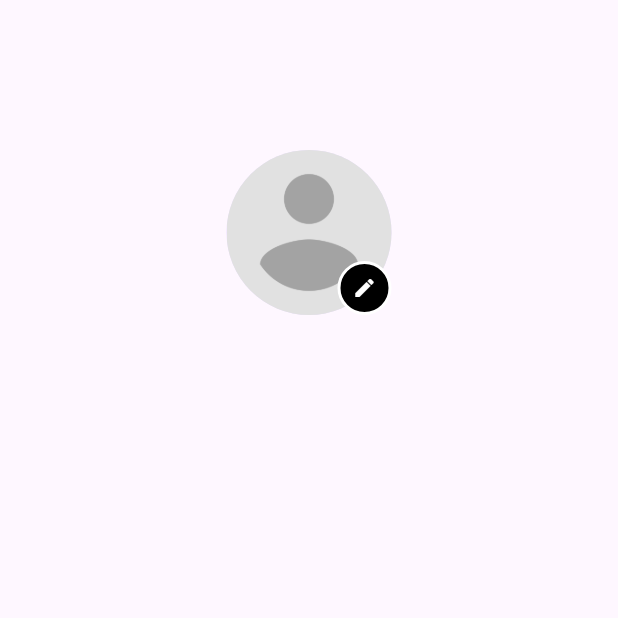
After one commit to MohamedHisham22/UniShare, a Flutter app: the UpdateProfile screen opened by its route, after a tap on the "edit" icon, on a phone screen of 412 x 824 dp, the top half of it. The commit adds this screen. Run offline on Flutter 3.47's test engine with Material 3 defaults, Android fonts, the phone set to English and light mode, and no system bars; drawn by our look-alikes of modal_progress_hud_nsn; our stand-ins replace bloc, carousel_slider, cloud_firestore, connectivity_plus, dio, firebase_auth and 7 more; accounts and stored records are empty.

Commit message:
now user can upload his profile picture to database

```diff
--- a/lib/helpers/dio_helper.dart
+++ b/lib/helpers/dio_helper.dart
@@ -6,7 +6,7 @@ class DioHelper {
 
   DioHelper._();
 
-  static inint() {
+  static init() {
     _dio = Dio(
       BaseOptions(baseUrl: kUrl, receiveTimeout: const Duration(seconds: 60)),
     );
@@ -99,4 +99,17 @@ class DioHelper {
     );
     return response;
   }
+
+  //-------------------PutForm-----------------------//
+
+  static Future<Response> putFormData({
+    required String path,
+    required dynamic body,
+  }) async {
+    return await _dio.put(
+      path,
+      data: body,
+      options: Options(headers: {"Content-Type": "multipart/form-data"}),
+    );
+  }
 }
--- a/lib/screens/home_view/cubit/home_cubit_cubit.dart
+++ /dev/null
@@ -1,24 +0,0 @@
-import 'dart:io';
-
-import 'package:bloc/bloc.dart';
-import 'package:image_picker/image_picker.dart';
-import 'package:meta/meta.dart';
-
-part 'home_cubit_state.dart';
-
-class HomeCubit extends Cubit<HomeCubitState> {
-  HomeCubit() : super(HomeCubitInitial());
-
-  File? selectedImage;
-  void getImageFromGallery() async {
-    final ImagePicker picker = ImagePicker();
-
-    final XFile? imageGallery = await picker.pickImage(
-      source: ImageSource.gallery,
-    );
-    if (imageGallery != null) {
-      selectedImage = File(imageGallery.path);
-      emit(ImagePicked());
-    }
-  }
-}
--- a/lib/screens/home_view/cubit/home_cubit_state.dart
+++ /dev/null
@@ -1,8 +0,0 @@
-part of 'home_cubit_cubit.dart';
-
-@immutable
-sealed class HomeCubitState {}
-
-final class HomeCubitInitial extends HomeCubitState {}
-
-class ImagePicked extends HomeCubitState {}
--- /dev/null
+++ b/lib/screens/update_profile/cubit/update_profile_cubit.dart
@@ -0,0 +1,61 @@
+import 'dart:io';
+import 'package:bloc/bloc.dart';
+import 'package:dio/dio.dart';
+import 'package:image_picker/image_picker.dart';
+import 'package:meta/meta.dart';
+import 'package:unishare/helpers/dio_helper.dart';
+import 'package:unishare/screens/update_profile/models/upload_image_model.dart';
+
+part 'update_profile_state.dart';
+
+class UpdateProfileCubit extends Cubit<UpdateProfileState> {
+  UpdateProfileCubit() : super(UpdateProfileInitial());
+
+  File? selectedImage;
+  bool? isImageChanged = false;
+  UploadImage uploadImage = UploadImage();
+
+  void updateProfilePicture() async {
+    final ImagePicker picker = ImagePicker();
+
+    final XFile? imageGallery = await picker.pickImage(
+      source: ImageSource.gallery,
+    );
+    if (imageGallery != null) {
+      selectedImage = File(imageGallery.path);
+      isImageChanged = true;
+    } else {
+      isImageChanged = false;
+    }
+
+    emit(ImagePicked());
+  }
+
+  void cancelUpdatingProfilePicture() {
+    isImageChanged = false;
+    selectedImage = null;
+    emit(ProfilePicUpdateCanceled());
+  }
+
+  void submitingProfilePictureChangesToDataBase(File profileImage) async {
+    emit(Loading());
+    try {
+      FormData formData = FormData.fromMap({
+        'ProfileImage': await MultipartFile.fromFile(profileImage.path),
+      });
+      final response = await DioHelper.putFormData(
+        path: 'users/1test',
+        body: formData,
+      );
+      uploadImage = UploadImage.fromJson(response.data);
+      if (response.statusCode == 200) {
+        emit(UpdatingImageSuccess());
+        isImageChanged = false;
+      } else {
+        emit(UpdatingImageFailed());
+      }
+    } catch (e) {
+      emit(UpdatingImageFailed());
+    }
+  }
+}
--- /dev/null
+++ b/lib/screens/update_profile/cubit/update_profile_state.dart
@@ -0,0 +1,20 @@
+part of 'update_profile_cubit.dart';
+
+@immutable
+sealed class UpdateProfileState {}
+
+final class UpdateProfileInitial extends UpdateProfileState {}
+
+class ImagePicked extends UpdateProfileState {}
+
+class ProfilePicUpdateCanceled extends UpdateProfileState {
+  final String messege = 'Updating Profile Picture Canceled';
+}
+
+class Loading extends UpdateProfileState {}
+
+class UpdatingImageSuccess extends UpdateProfileState {}
+
+class UpdatingImageFailed extends UpdateProfileState {
+  final String messege = 'Please Try Again Later';
+}
--- /dev/null
+++ b/lib/screens/update_profile/models/upload_image_model.dart
@@ -0,0 +1,23 @@
+class UploadImage {
+  String? message;
+  User? user;
+
+  UploadImage({this.message, this.user});
+
+  UploadImage.fromJson(Map<String, dynamic> json) {
+    message = json['message'];
+    user = json['user'] != null ? new User.fromJson(json['user']) : null;
+  }
+}
+
+class User {
+  String? userId;
+  String? profileImage;
+
+  User({this.userId, this.profileImage});
+
+  User.fromJson(Map<String, dynamic> json) {
+    userId = json['userId'];
+    profileImage = json['profileImage'];
+  }
+}
--- /dev/null
+++ b/lib/screens/update_profile/views/update_profile.dart
@@ -0,0 +1,143 @@
+import 'package:flutter/cupertino.dart';
+import 'package:flutter/material.dart';
+import 'package:flutter_bloc/flutter_bloc.dart';
+import 'package:modal_progress_hud_nsn/modal_progress_hud_nsn.dart';
+import 'package:unishare/constants.dart';
+import 'package:unishare/screens/update_profile/cubit/update_profile_cubit.dart';
+
+class UpdateProfile extends StatelessWidget {
+  const UpdateProfile({super.key});
+  static String id = 'updateProfile';
+  @override
+  Widget build(BuildContext context) {
+    final cubit = context.read<UpdateProfileCubit>();
+
+    return BlocConsumer<UpdateProfileCubit, UpdateProfileState>(
+      listener: (context, state) {
+        if (state is UpdatingImageFailed) {
+          ScaffoldMessenger.of(
+            context,
+          ).showSnackBar(SnackBar(content: Text(state.messege)));
+        } else if (state is ProfilePicUpdateCanceled) {
+          ScaffoldMessenger.of(
+            context,
+          ).showSnackBar(SnackBar(content: Text(state.messege)));
+        } else if (state is UpdatingImageSuccess) {
+          ScaffoldMessenger.of(context).showSnackBar(
+            SnackBar(
+              backgroundColor: const Color.fromARGB(255, 44, 102, 46),
+              content: Text('Image Updated Successfully!'),
+            ),
+          );
+        }
+      },
+      builder: (context, state) {
+        return ModalProgressHUD(
+          inAsyncCall: state is Loading,
+          child: Scaffold(
+            body: Padding(
+              padding: const EdgeInsets.symmetric(horizontal: 25),
+              child: Column(
+                crossAxisAlignment: CrossAxisAlignment.center,
+                children: [
+                  SizedBox(height: 100),
+                  Stack(
+                    children: [
+                      CircleAvatar(
+                        radius: 55,
+                        backgroundImage:
+                            cubit.selectedImage == null
+                                ? AssetImage(imagePath + 'User image.png')
+                                : FileImage(cubit.selectedImage!),
+                      ),
+                      Positioned(
+                        bottom: 0,
+                        right: 0,
+                        child: GestureDetector(
+                          onTap: () {
+                            cubit.updateProfilePicture();
+                          },
+                          child: Container(
+                            decoration: BoxDecoration(
+                              color: Colors.black,
+                              shape: BoxShape.circle,
+                              border: Border.all(color: Colors.white, width: 2),
+                            ),
+                            child: Padding(
+                              padding: const EdgeInsets.all(8.0),
+                              child: Icon(
+                                Icons.edit,
+                                color: Colors.white,
+                                size: 16,
+                              ),
+                            ),
+                          ),
+                        ),
+                      ),
+                    ],
+                  ),
+                  if (cubit.isImageChanged != false)
+                    Padding(
+                      padding: const EdgeInsets.symmetric(vertical: 20),
+                      child: Row(
+                        children: [
+                          GestureDetector(
+                            onTap: () {
+                              cubit.submitingProfilePictureChangesToDataBase(
+                                cubit.selectedImage!,
+                              );
+                            },
+                            child: Container(
+                              width: 160,
+                              height: 40,
+                              decoration: BoxDecoration(
+                                color: const Color.fromARGB(255, 57, 131, 59),
+                                borderRadius: BorderRadius.circular(15),
+                              ),
+                              child: Center(
+                                child: Text(
+                                  'Save',
+                                  style: TextStyle(
+                                    fontSize: 20,
+                                    color: Colors.white,
+                                  ),
+                                ),
+                              ),
+                            ),
+                          ),
+                          Spacer(),
+                          GestureDetector(
+                            onTap: () {
+                              cubit.cancelUpdatingProfilePicture();
+                            },
+                            child: Container(
+                              width: 160,
+                              height: 40,
+                              decoration: BoxDecoration(
+                                color: Colors.red,
+                                borderRadius: BorderRadius.circular(15),
+                              ),
+                              child: Center(
+                                child: Text(
+                                  'Cancel',
+                                  style: TextStyle(
+                                    fontSize: 20,
+                                    color: Colors.white,
+                                  ),
+                                ),
+                              ),
+                            ),
+                          ),
+                        ],
+                      ),
+                    ),
+                  Container(width: double.infinity),
+                ],
+              ),
+            ),
+          ),
+        );
+      },
+    );
+  }
+}
```
Also changed, not shown: lib/main.dart (+5 -3 lines), lib/screens/home_view/widgets/custom_app_bar.dart (+3 -21 lines), lib/screens/settings_view/views/settings_view.dart (+13 -1 lines), assets/images/User image.png.
